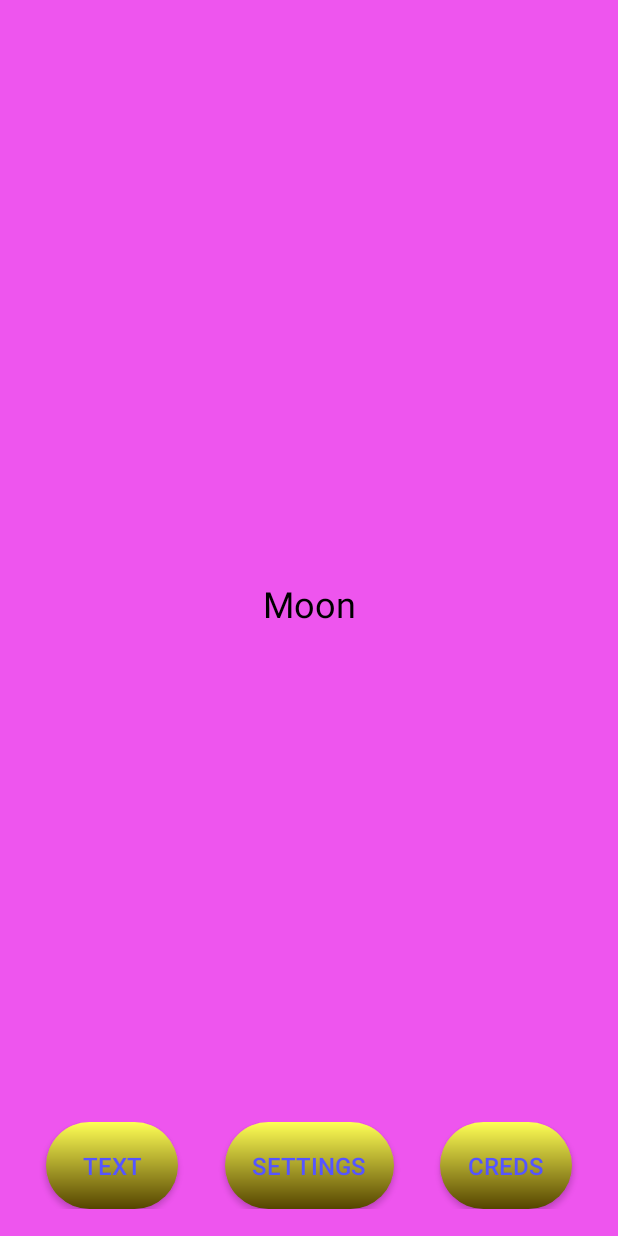
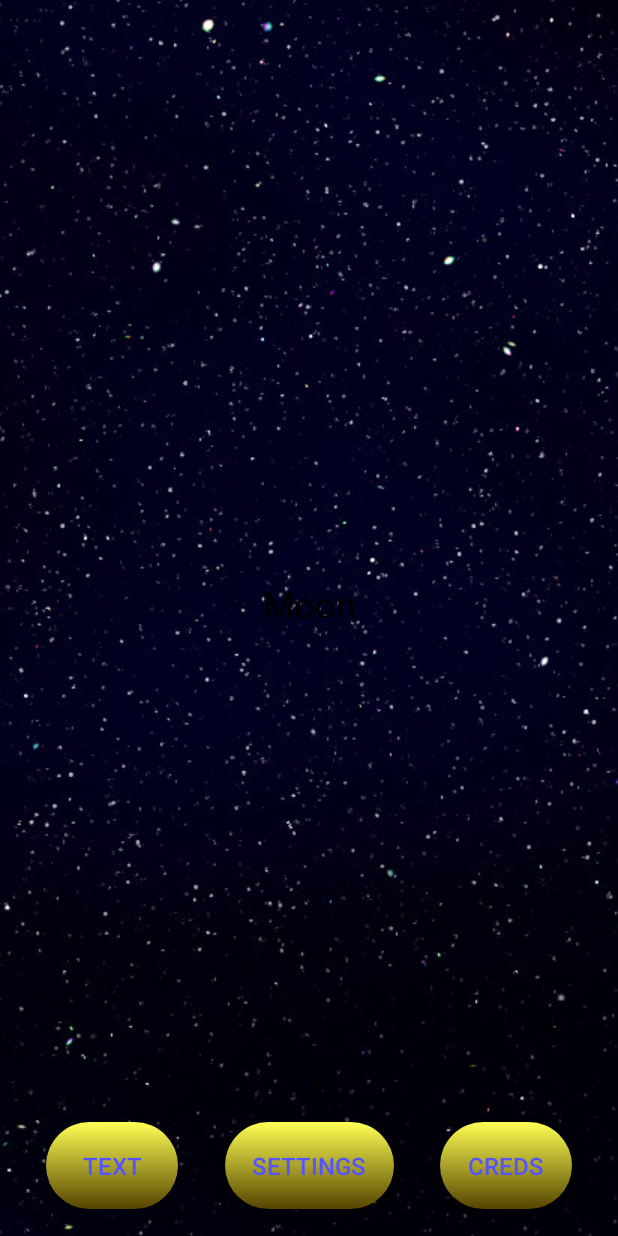
Before and after one commit to GIS-sys/Android-Mipt-Project-2024-Egorov, an Android app built with Jetpack Compose: the MainFragment screen opened directly, with no data from a screen before it, after a tap on "IMAGE", on a phone screen of 412 x 824 dp. Run offline under Robolectric (Android 15) with nearby library versions, the phone set to English and light mode, and no system bars; libraries missing offline, so code that uses them is left out: com.fasterxml.jackson.

Commit message:
add stars background

```diff
--- /dev/null
+++ b/app/src/main/res/drawable/stars_tile.xml
@@ -0,0 +1,6 @@
+<?xml version="1.0" encoding="utf-8"?>
+<bitmap
+    xmlns:android="http://schemas.android.com/apk/res/android"
+    android:src="@drawable/stars_tile_img"
+    android:tileMode="repeat"
+    android:dither="true" />
--- a/app/src/main/res/layout-land/fragment_main.xml
+++ b/app/src/main/res/layout-land/fragment_main.xml
@@ -7,7 +7,7 @@
     android:layout_width="match_parent" >
 
     <LinearLayout
-        android:background="#ee55ee"
+        android:background="@drawable/stars_tile"
         android:layout_width="match_parent"
         android:layout_height="match_parent"
         android:orientation="horizontal"
--- a/app/src/main/res/layout/fragment_main.xml
+++ b/app/src/main/res/layout/fragment_main.xml
@@ -7,7 +7,7 @@
     android:layout_width="match_parent" >
 
     <LinearLayout
-        android:background="#ee55ee"
+        android:background="@drawable/stars_tile"
         android:layout_width="match_parent"
         android:layout_height="match_parent"
         android:orientation="horizontal"
```
Also changed, not shown: app/src/main/java/com/giswarm/mipt_2024/DebugSendData.kt (deleted, +0 -69 lines), app/src/main/res/drawable/stars_tile_img.jpg (added).
